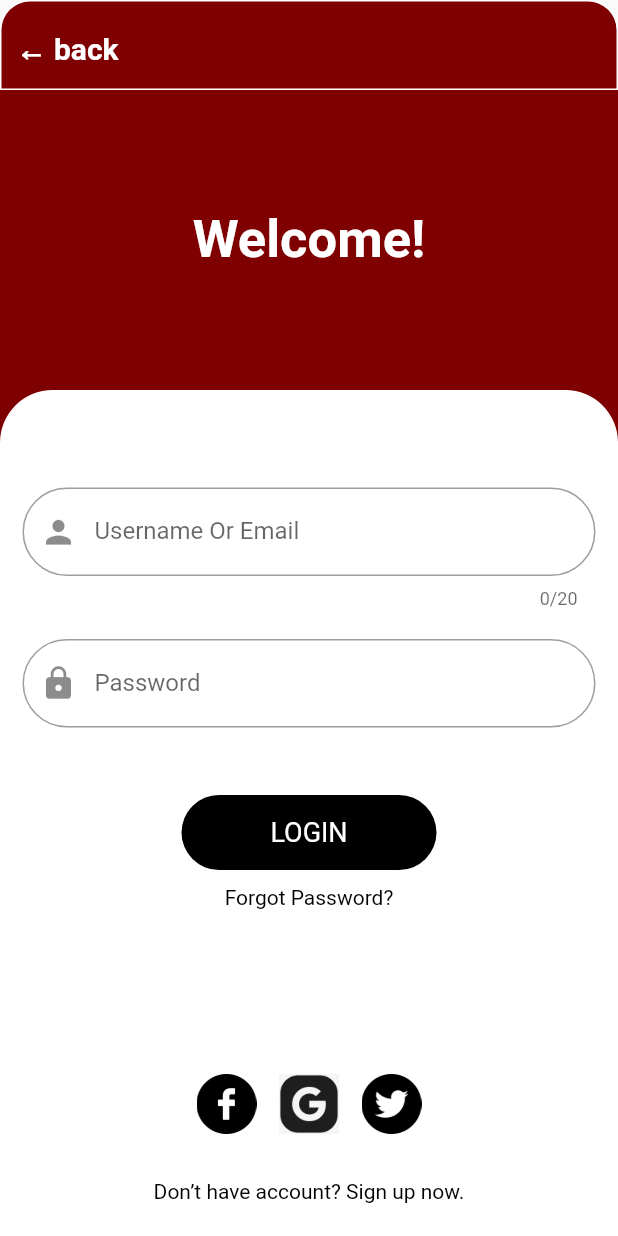
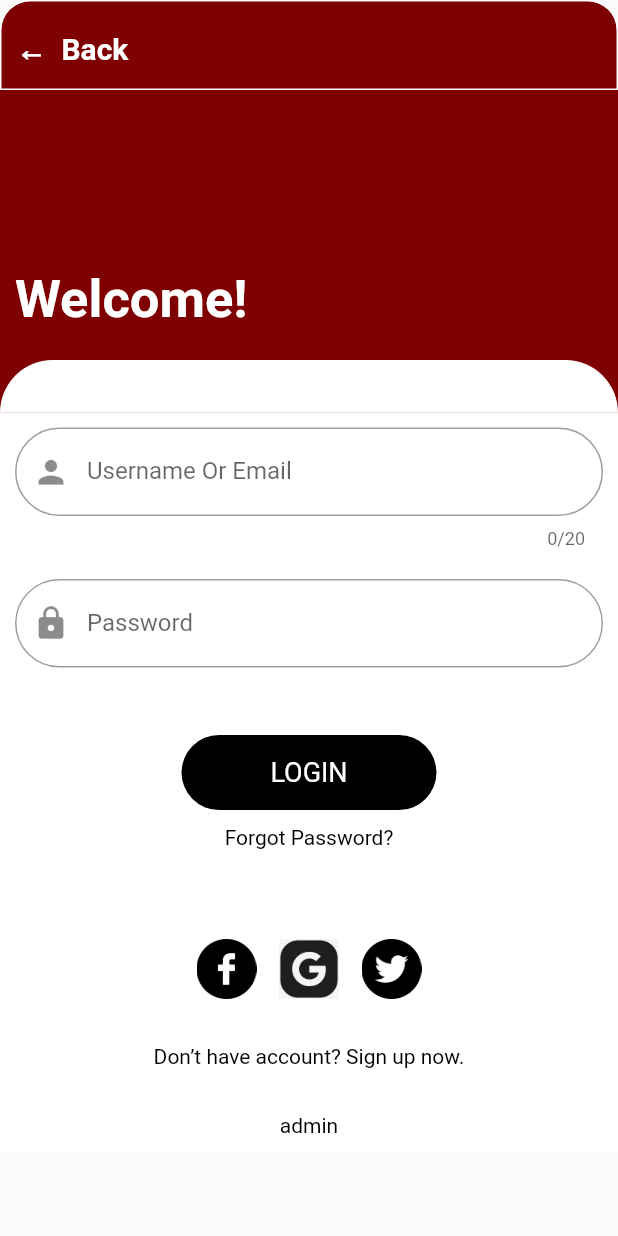
Before and after one commit to jennifersha/sahhar, a Flutter app: the screen it shows after launch, after a tap on "GET STARTED", on a phone screen of 412 x 824 dp. Run offline on Flutter 3.47's test engine with Material 2 defaults, Android fonts, the phone set to English and light mode, and no system bars.

```diff
--- a/sahhar/lib/LoginPage.dart
+++ b/sahhar/lib/LoginPage.dart
@@ -54,7 +54,7 @@
                       Navigator.pop(context);
                     },
                     child: Text(
-                      '← back',
+                      '←  Back',
                       style: TextStyle(
                           fontWeight: FontWeight.bold,
                           color: Colors.white,
@@ -64,9 +64,12 @@
                 ),
               ),
               Container(
-                height: 200,
+                height: 180,
                 color: Color(0xFF7E0000),
-                child: Center(
+                child: Align(
+                  alignment: Alignment.bottomLeft,
+                  child: Padding(
+                    padding: EdgeInsets.only(bottom: 20, left: 10),
                     child: Text(
                       "Welcome!",
                       style: TextStyle(
@@ -77,11 +80,12 @@
                     ),
                   ),
                 ),
+              ),
               Container(
                 color: Color(0xFF7E0000),
                 child: Container(
                     width: double.infinity,
-                    height: 50,
+                    height: 35,
                     decoration: BoxDecoration(
                         color: Colors.white,
                         border: Border.all(
@@ -93,7 +97,7 @@
               ),
               Container(
                 color: Colors.white,
-                padding: EdgeInsets.all(15),
+                padding: EdgeInsets.all(10),
                 child: Column(
                   children: <Widget>[
                     TextField(
@@ -129,7 +133,6 @@
                         border: OutlineInputBorder(
                           borderRadius: BorderRadius.circular(50),
                         ),
-                        // icon: Icon(Icons.lock),
                         labelText: "Password",
                       ),
                       obscureText: true,
@@ -180,7 +183,7 @@
                         style: TextStyle(color: Colors.black),
                       ),
                     ),
-                    SizedBox(height: 110),
+                    SizedBox(height: 60),
                     Row(
                       mainAxisAlignment: MainAxisAlignment.center,
                       children: [
```
Lines whose indentation alone changed are shown as unchanged.
